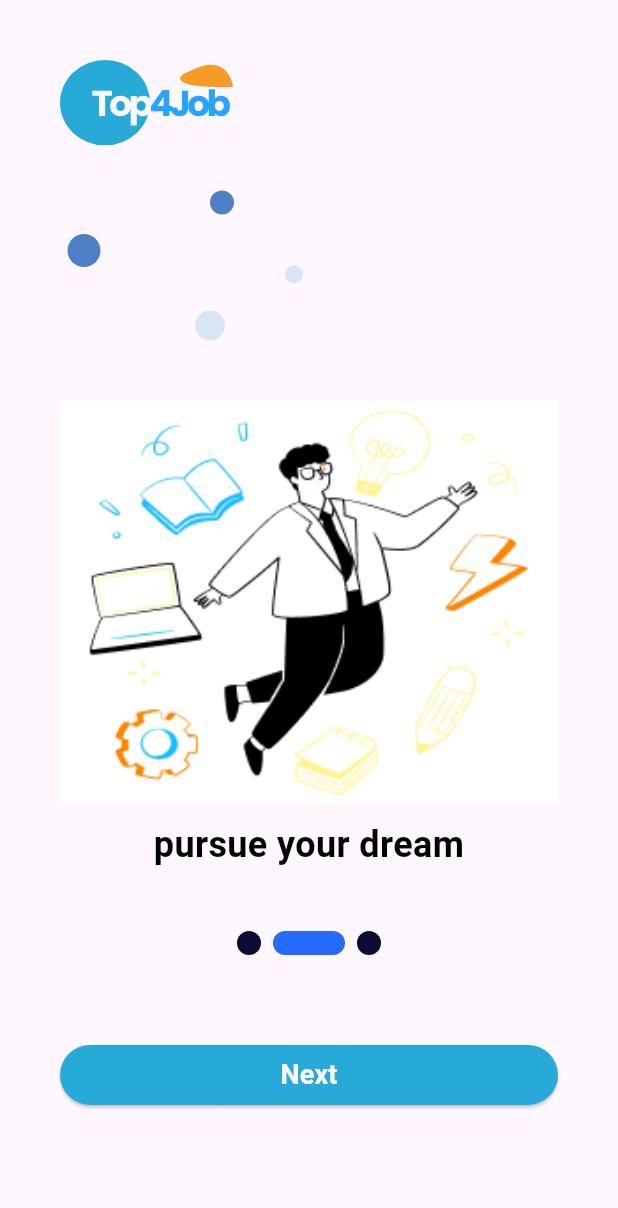
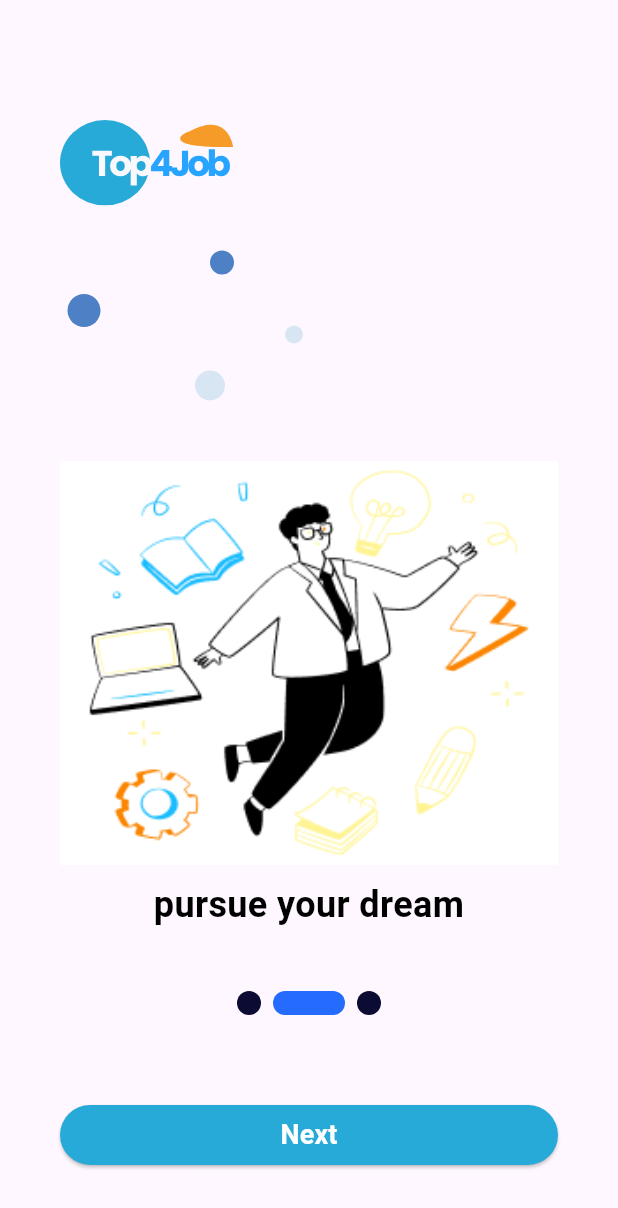
Before and after one commit to AyaEltantawy/top4job, a Flutter app: the screen it shows after launch, swiped to page 2, on a phone screen of 412 x 824 dp. Shown: the top 1208 px of the screen. Run offline on Flutter 3.47's test engine with Material 3 defaults, Android fonts, the phone set to English and light mode, and no system bars; drawn by our look-alikes of smooth_page_indicator; our stand-ins replace bloc, date_field, equatable, firebase_auth, firebase_core, flutter_bloc and 4 more; missing offline and left inert: animated_snack_bar; accounts and stored records are empty.

Commit message:
first commit

```diff
--- a/lib/features/on_boarding_screens/widgets/on_boarding_second_screen.dart
+++ b/lib/features/on_boarding_screens/widgets/on_boarding_second_screen.dart
@@ -17,7 +17,7 @@ class OnBoardingSecondScreen extends StatelessWidget {
   Widget build(BuildContext context) {
     return Scaffold(
       body:  ListView(
-        padding: EdgeInsets.only(left: 40, top: 40, right: 40),
+        padding: EdgeInsets.only(left: 40, top: 80, right: 40),
         children: [
           SvgPicture.asset(
             "assets/svgs/Logo.svg",
```
